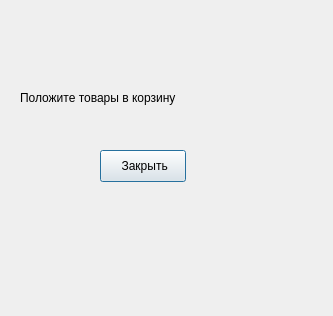
This is problems/sprint2/grocery/submission/additemsnotification.ui in AlinaElay/cpp-qt as Qt 5 draws it before an edit. The edited form follows.
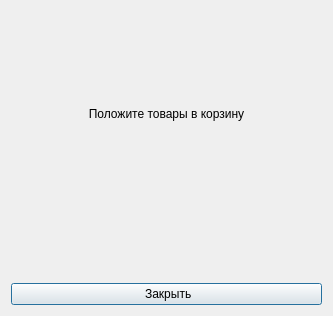
This is the edited form.

The edit to the form file:
```diff
--- a/problems/sprint2/grocery/submission/additemsnotification.ui
+++ b/problems/sprint2/grocery/submission/additemsnotification.ui
@@ -13,36 +13,47 @@
   <property name="windowTitle">
    <string>Ошибка</string>
   </property>
+  <layout class="QVBoxLayout" name="verticalLayout" stretch="144,1,233,1">
+   <item>
+    <spacer name="verticalSpacer">
+     <property name="orientation">
+      <enum>Qt::Orientation::Vertical</enum>
+     </property>
+     <property name="sizeHint" stdset="0">
+      <size>
+       <width>20</width>
+       <height>40</height>
+      </size>
+     </property>
+    </spacer>
+   </item>
+   <item>
   <widget class="QLabel" name="label">
-   <property name="geometry">
-    <rect>
-     <x>20</x>
-     <y>90</y>
-     <width>177</width>
-     <height>16</height>
-    </rect>
-   </property>
-   <property name="sizePolicy">
-    <sizepolicy hsizetype="Maximum" vsizetype="Preferred">
-     <horstretch>0</horstretch>
-     <verstretch>0</verstretch>
-    </sizepolicy>
-   </property>
    <property name="text">
     <string>Положите товары в корзину</string>
    </property>
-  </widget>
+     <property name="alignment">
+      <set>Qt::AlignmentFlag::AlignCenter</set>
+     </property>
+    </widget>
+   </item>
+   <item>
+    <spacer name="verticalSpacer_2">
+     <property name="orientation">
+      <enum>Qt::Orientation::Vertical</enum>
+     </property>
+     <property name="sizeHint" stdset="0">
+      <size>
+       <width>20</width>
+       <height>40</height>
+      </size>
+     </property>
+    </spacer>
+   </item>
+   <item>
   <widget class="QPushButton" name="pushButton">
-   <property name="geometry">
-    <rect>
-     <x>100</x>
-     <y>150</y>
-     <width>86</width>
-     <height>32</height>
-    </rect>
-   </property>
    <property name="sizePolicy">
-    <sizepolicy hsizetype="Maximum" vsizetype="Fixed">
+      <sizepolicy hsizetype="Preferred" vsizetype="Preferred">
      <horstretch>0</horstretch>
      <verstretch>0</verstretch>
     </sizepolicy>
@@ -51,6 +62,8 @@
     <string> Закрыть</string>
    </property>
   </widget>
+   </item>
+  </layout>
  </widget>
  <resources/>
  <connections>
```
Lines whose indentation alone changed are shown as unchanged.
